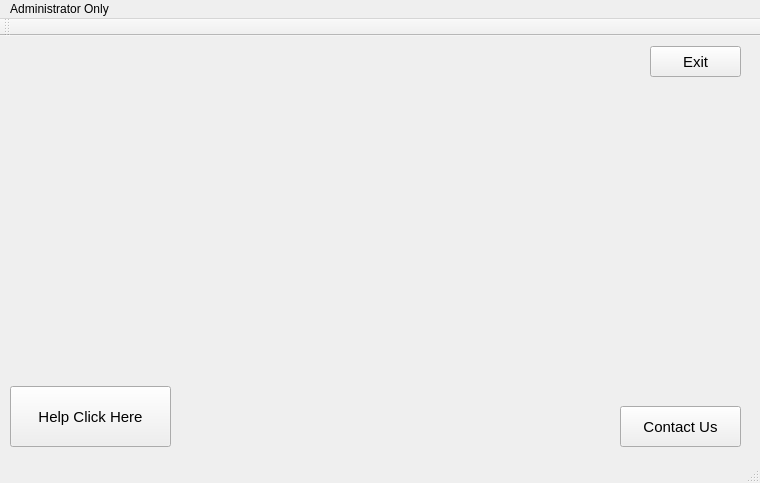
Ling2251/CS1C-NFL_Porject, file mainwindow.ui: the form before one commit.
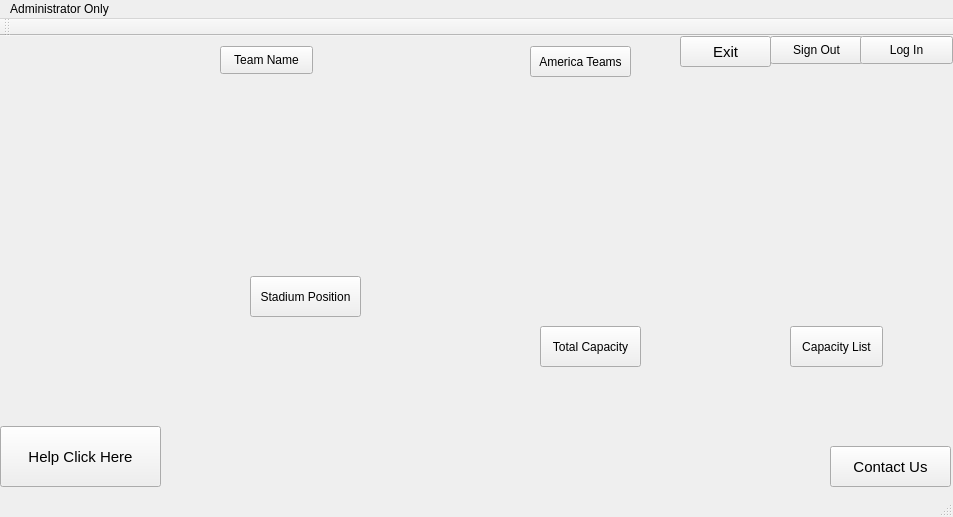
The form after the commit. Icons and pictures are not drawn.

What changed in the file:
```diff
--- a/mainwindow.ui
+++ b/mainwindow.ui
@@ -6,10 +6,16 @@
    <rect>
     <x>0</x>
     <y>0</y>
-    <width>760</width>
-    <height>483</height>
+    <width>953</width>
+    <height>517</height>
    </rect>
   </property>
+  <property name="maximumSize">
+   <size>
+    <width>16777215</width>
+    <height>16777215</height>
+   </size>
+  </property>
   <property name="mouseTracking">
    <bool>true</bool>
   </property>
@@ -22,12 +28,15 @@
   <property name="autoFillBackground">
    <bool>false</bool>
   </property>
+  <property name="styleSheet">
+   <string notr="true">selection-background-color: rgb(255, 255, 127);</string>
+  </property>
   <widget class="QWidget" name="centralwidget">
    <widget class="QPushButton" name="ExitButton">
     <property name="geometry">
      <rect>
-      <x>650</x>
-      <y>10</y>
+      <x>680</x>
+      <y>0</y>
       <width>91</width>
       <height>31</height>
      </rect>
@@ -44,8 +53,8 @@
    <widget class="QPushButton" name="HelpButton">
     <property name="geometry">
      <rect>
-      <x>10</x>
-      <y>350</y>
+      <x>0</x>
+      <y>390</y>
       <width>161</width>
       <height>61</height>
      </rect>
@@ -62,8 +71,8 @@
    <widget class="QPushButton" name="ContactUsButton">
     <property name="geometry">
      <rect>
-      <x>620</x>
-      <y>370</y>
+      <x>830</x>
+      <y>410</y>
       <width>121</width>
       <height>41</height>
      </rect>
@@ -77,6 +86,230 @@
      <string>Contact Us</string>
     </property>
    </widget>
+   <widget class="QLabel" name="label">
+    <property name="geometry">
+     <rect>
+      <x>0</x>
+      <y>0</y>
+      <width>121</width>
+      <height>131</height>
+     </rect>
+    </property>
+    <property name="text">
+     <string/>
+    </property>
+    <property name="pixmap">
+     <pixmap>NFL.png</pixmap>
+    </property>
+    <property name="scaledContents">
+     <bool>true</bool>
+    </property>
+   </widget>
+   <widget class="QLabel" name="label_2">
+    <property name="geometry">
+     <rect>
+      <x>760</x>
+      <y>30</y>
+      <width>191</width>
+      <height>141</height>
+     </rect>
+    </property>
+    <property name="text">
+     <string/>
+    </property>
+    <property name="pixmap">
+     <pixmap>../Desktop/joinus.jpg</pixmap>
+    </property>
+    <property name="scaledContents">
+     <bool>true</bool>
+    </property>
+   </widget>
+   <widget class="QPushButton" name="pushButton">
+    <property name="geometry">
+     <rect>
+      <x>770</x>
+      <y>0</y>
+      <width>93</width>
+      <height>28</height>
+     </rect>
+    </property>
+    <property name="text">
+     <string>Sign Out</string>
+    </property>
+   </widget>
+   <widget class="QPushButton" name="pushButton_2">
+    <property name="geometry">
+     <rect>
+      <x>860</x>
+      <y>0</y>
+      <width>93</width>
+      <height>28</height>
+     </rect>
+    </property>
+    <property name="text">
+     <string>Log In</string>
+    </property>
+   </widget>
+   <widget class="QLabel" name="label_3">
+    <property name="geometry">
+     <rect>
+      <x>500</x>
+      <y>330</y>
+      <width>191</width>
+      <height>111</height>
+     </rect>
+    </property>
+    <property name="text">
+     <string/>
+    </property>
+    <property name="pixmap">
+     <pixmap>../Desktop/football court.jpg</pixmap>
+    </property>
+    <property name="scaledContents">
+     <bool>true</bool>
+    </property>
+   </widget>
+   <widget class="QLabel" name="label_4">
+    <property name="geometry">
+     <rect>
+      <x>0</x>
+      <y>130</y>
+      <width>141</width>
+      <height>161</height>
+     </rect>
+    </property>
+    <property name="text">
+     <string/>
+    </property>
+    <property name="pixmap">
+     <pixmap>../Desktop/player.jpg</pixmap>
+    </property>
+    <property name="scaledContents">
+     <bool>true</bool>
+    </property>
+   </widget>
+   <widget class="QLabel" name="label_5">
+    <property name="geometry">
+     <rect>
+      <x>170</x>
+      <y>280</y>
+      <width>271</width>
+      <height>161</height>
+     </rect>
+    </property>
+    <property name="text">
+     <string/>
+    </property>
+    <property name="pixmap">
+     <pixmap>../Desktop/team (2).webp</pixmap>
+    </property>
+    <property name="scaledContents">
+     <bool>true</bool>
+    </property>
+   </widget>
+   <widget class="QPushButton" name="pushButton_3">
+    <property name="geometry">
+     <rect>
+      <x>220</x>
+      <y>10</y>
+      <width>93</width>
+      <height>28</height>
+     </rect>
+    </property>
+    <property name="text">
+     <string>Team Name</string>
+    </property>
+   </widget>
+   <widget class="QPushButton" name="pushButton_4">
+    <property name="geometry">
+     <rect>
+      <x>530</x>
+      <y>10</y>
+      <width>101</width>
+      <height>31</height>
+     </rect>
+    </property>
+    <property name="text">
+     <string>America Teams</string>
+    </property>
+   </widget>
+   <widget class="QPushButton" name="pushButton_5">
+    <property name="geometry">
+     <rect>
+      <x>250</x>
+      <y>240</y>
+      <width>111</width>
+      <height>41</height>
+     </rect>
+    </property>
+    <property name="text">
+     <string>Stadium Position</string>
+    </property>
+   </widget>
+   <widget class="QPushButton" name="pushButton_6">
+    <property name="geometry">
+     <rect>
+      <x>540</x>
+      <y>290</y>
+      <width>101</width>
+      <height>41</height>
+     </rect>
+    </property>
+    <property name="text">
+     <string>Total Capacity</string>
+    </property>
+   </widget>
+   <widget class="QPushButton" name="pushButton_7">
+    <property name="geometry">
+     <rect>
+      <x>790</x>
+      <y>290</y>
+      <width>93</width>
+      <height>41</height>
+     </rect>
+    </property>
+    <property name="text">
+     <string>Capacity List</string>
+    </property>
+   </widget>
+   <widget class="QLabel" name="label_6">
+    <property name="geometry">
+     <rect>
+      <x>160</x>
+      <y>40</y>
+      <width>231</width>
+      <height>121</height>
+     </rect>
+    </property>
+    <property name="text">
+     <string/>
+    </property>
+    <property name="pixmap">
+     <pixmap>../Desktop/team.webp</pixmap>
+    </property>
+    <property name="scaledContents">
+     <bool>true</bool>
+    </property>
+   </widget>
+   <widget class="QLabel" name="label_7">
+    <property name="geometry">
+     <rect>
+      <x>430</x>
+      <y>40</y>
+      <width>301</width>
+      <height>221</height>
+     </rect>
+    </property>
+    <property name="text">
+     <string/>
+    </property>
+    <property name="pixmap">
+     <pixmap>../Desktop/nfl-teams.gif</pixmap>
+    </property>
+    <property name="scaledContents">
+     <bool>true</bool>
+    </property>
+   </widget>
   </widget>
   <widget class="QStatusBar" name="statusbar"/>
   <widget class="QMenuBar" name="menuBar">
@@ -84,8 +317,8 @@
     <rect>
      <x>0</x>
      <y>0</y>
-     <width>760</width>
-     <height>25</height>
+     <width>953</width>
+     <height>26</height>
     </rect>
    </property>
    <widget class="QMenu" name="menuAdministrator_Only">
```
Left out of the diff: 4 changed lines with no effect on the pictures.
